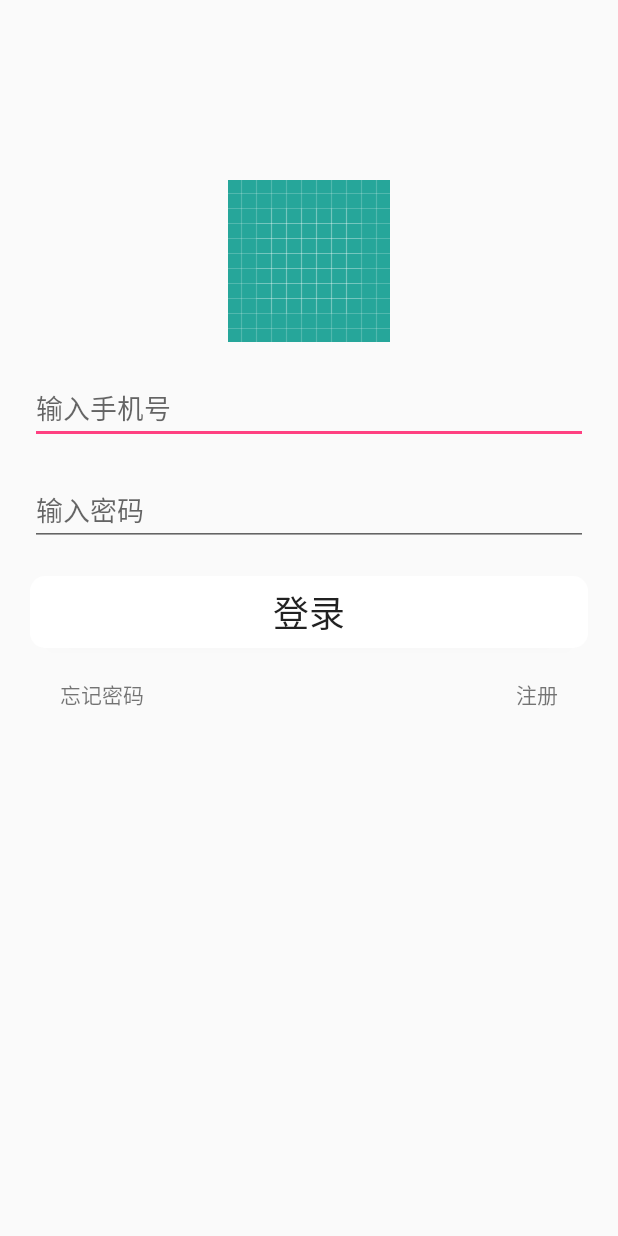
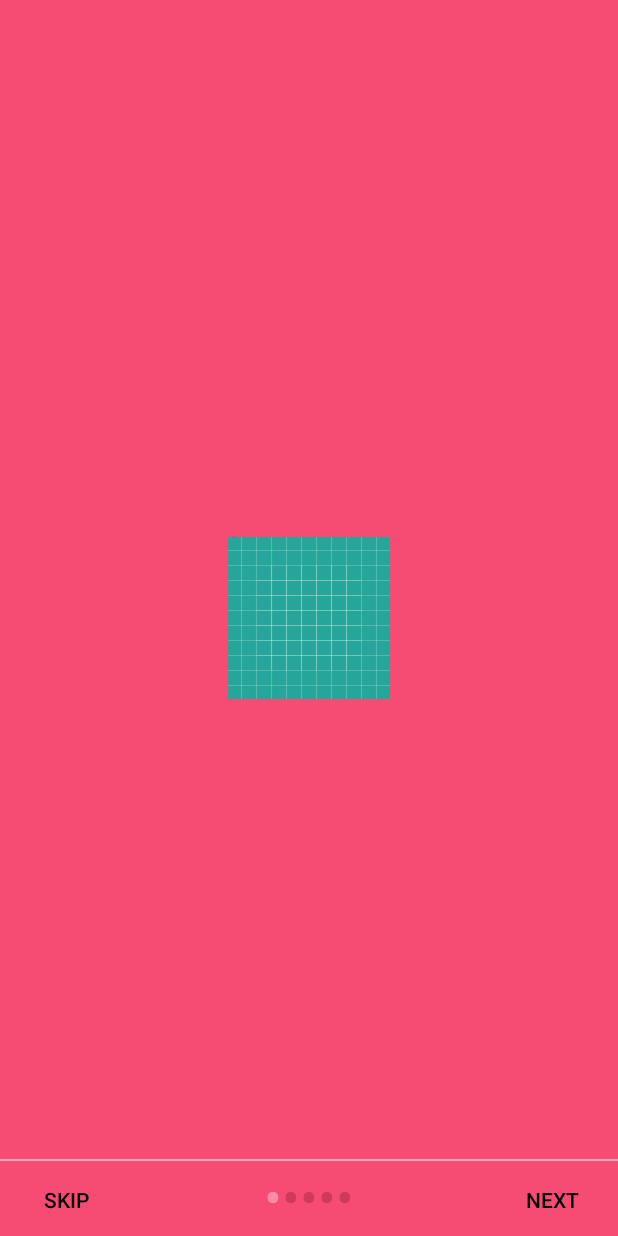
Before and after one commit to Peng-sky/Express, an Android app: the screen it shows after launch (LoginActivity before the commit, WelcomeActivity after it), on a phone screen of 412 x 824 dp. Run offline under Robolectric (Android 15) with nearby library versions, the phone set to English and light mode, and no system bars.

Commit message:
欢迎页面

```diff
--- a/app/src/main/AndroidManifest.xml
+++ b/app/src/main/AndroidManifest.xml
@@ -23,7 +23,7 @@
         android:roundIcon="@mipmap/ic_launcher_round"
         android:supportsRtl="true"
         android:theme="@style/AppTheme">
-        <activity android:name=".Activity.LoginActivity">
+        <activity android:name=".Activity.WelcomeActivity">
             <intent-filter>
                 <action android:name="android.intent.action.MAIN" />
 
@@ -40,6 +40,8 @@
         <activity android:name=".Activity.RegisterActivity"/>
         <activity android:name=".Activity.WriteUserInfoActivity"/>
         <activity android:name=".Activity.FreightActivity"/>
+        <activity android:name=".Activity.AdActivity"/>
+        <activity android:name=".Activity.LoginActivity"/>
 
         <service android:name=".Service.PushService"
             android:exported="true"
--- a/app/src/main/java/com/example/peng/express/Activity/LoginActivity.java
+++ b/app/src/main/java/com/example/peng/express/Activity/LoginActivity.java
@@ -162,6 +162,7 @@ public class LoginActivity extends AppCompatActivity implements View.OnClickList
                 Intent intent = new Intent(LoginActivity.this,MainActivity.class);
                 startActivity(intent);
                 Toast.makeText(LoginActivity.this,"登录成功",Toast.LENGTH_SHORT).show();
+
                 finish();
                 break;
             case R.id.tv_forget_password:
--- /dev/null
+++ b/app/src/main/java/com/example/peng/express/Activity/PrefManager.java
@@ -0,0 +1,34 @@
+package com.example.peng.express.Activity;
+
+import android.content.Context;
+import android.content.SharedPreferences;
+
+
+
+public class PrefManager { SharedPreferences pref;
+    SharedPreferences.Editor editor;
+    Context _context;
+
+    int PRIVATE_MODE = 0;
+
+    //SharedPreferences 文件名
+    private static final String PREF_NAME = "intro_slider";
+
+    private static final String IS_FIRST_TIME_LAUNCH = "IsFirstTimeLaunch";
+
+    public PrefManager(Context context){
+        this._context = context;
+        pref = _context.getSharedPreferences(PREF_NAME,PRIVATE_MODE);
+        editor = pref.edit();
+    }
+
+    public void setFirstTimeLaunch(boolean isFirstTime){
+        editor.putBoolean(IS_FIRST_TIME_LAUNCH, isFirstTime);
+        editor.commit();
+    }
+
+    public boolean isFirstTimeLaunch(){
+        return pref.getBoolean(IS_FIRST_TIME_LAUNCH, true);
+    }
+
+}
--- /dev/null
+++ b/app/src/main/java/com/example/peng/express/Activity/WelcomeActivity.java
@@ -0,0 +1,211 @@
+package com.example.peng.express.Activity;
+
+import android.content.Context;
+import android.content.Intent;
+import android.graphics.Color;
+import android.os.Build;
+import android.os.Bundle;
+import android.os.Handler;
+import android.os.Message;
+import android.preference.Preference;
+import android.support.v4.view.PagerAdapter;
+import android.support.v4.view.ViewPager;
+import android.support.v7.app.AppCompatActivity;
+import android.text.Html;
+import android.view.LayoutInflater;
+import android.view.View;
+import android.view.ViewGroup;
+import android.view.Window;
+import android.view.WindowManager;
+import android.widget.Button;
+import android.widget.LinearLayout;
+import android.widget.TextView;
+
+import com.example.peng.express.R;
+
+
+public class WelcomeActivity extends AppCompatActivity {
+
+    private ViewPager viewPager;
+    private MyViewPagerAdapter myViewPagerAdapter;
+    private LinearLayout dotsLayout;
+    private TextView[] dots;
+    private int[] layouts;
+    private Button btnSkip,btnNext;
+    private PrefManager prefManager;
+
+    @Override
+    protected void onCreate(Bundle savedInstanceState) {
+        super.onCreate(savedInstanceState);
+
+        //在setContentView()前检查是否第一次运行
+        prefManager = new PrefManager(this);
+        if(!prefManager.isFirstTimeLaunch()){
+            launchHomeScreen();
+            finish();
+        }
+
+        //让状态栏透明
+        if(Build.VERSION.SDK_INT >= 21){
+            getWindow().getDecorView().setSystemUiVisibility(View.SYSTEM_UI_FLAG_LAYOUT_STABLE|View.SYSTEM_UI_FLAG_LAYOUT_FULLSCREEN);
+        }
+
+        setContentView(R.layout.activity_welcome);
+
+        viewPager = (ViewPager)findViewById(R.id.view_pager);
+        dotsLayout = (LinearLayout)findViewById(R.id.layoutDots);
+        btnNext = (Button) findViewById(R.id.btn_next);
+        btnSkip = (Button) findViewById(R.id.btn_skip);
+
+        //添加欢迎页面
+        layouts = new int[]{
+                R.layout.wejm1,
+                R.layout.wejm2,
+                R.layout.wejm3,
+                R.layout.wejm4,
+                R.layout.wejm5
+        };
+        //添加点
+        addBottomDots(0);
+
+        //让状态栏透明
+        changeStatusBarColor();
+
+        myViewPagerAdapter = new MyViewPagerAdapter();
+        viewPager.setAdapter(myViewPagerAdapter);
+        viewPager.addOnPageChangeListener(viewPagerPageChangeListener);
+
+        btnSkip.setOnClickListener(new View.OnClickListener() {
+            @Override
+            public void onClick(View v) {
+                launchHomeScreen();
+            }
+        });
+
+        btnNext.setOnClickListener(new View.OnClickListener() {
+            @Override
+            public void onClick(View v) {
+                int current = getItem(+1);
+                if(current < layouts.length){
+                    viewPager.setCurrentItem(current);
+                }else{
+                    launchHomeScreen();
+                }
+            }
+        });
+
+    }
+
+    private void addBottomDots(int currentPage){
+        dots = new TextView[layouts.length];
+
+        int[] colorsActive = getResources().getIntArray(R.array.array_dot_active);
+        int[] colorsInactive = getResources().getIntArray(R.array.array_dot_inactive);
+
+        dotsLayout.removeAllViews();
+        for(int i = 0; i < dots.length; i++){
+            dots[i] = new TextView(this);
+            dots[i].setText(Html.fromHtml("&#8226;"));//圆点
+            dots[i].setTextSize(35);
+            dots[i].setTextColor(colorsInactive[currentPage]);
+            dotsLayout.addView(dots[i]);
+        }
+
+        if(dots.length > 0){
+            dots[currentPage].setTextColor(colorsActive[currentPage]);
+        }
+    }
+
+    private int getItem(int i){
+        return viewPager.getCurrentItem() + i;
+    }
+
+    private void launchHomeScreen(){
+        prefManager.setFirstTimeLaunch(false);
+        startActivity(new Intent(this,AdActivity.class));
+        finish();
+    }
+
+    /**
+     * 让状态栏变透明
+     */
+    private void changeStatusBarColor(){
+        if(Build.VERSION.SDK_INT >= Build.VERSION_CODES.LOLLIPOP){
+            Window window = getWindow();
+            window.addFlags(WindowManager.LayoutParams.FLAG_DRAWS_SYSTEM_BAR_BACKGROUNDS);
+            window.setStatusBarColor(Color.TRANSPARENT);
+        }
+    }
+
+    ViewPager.OnPageChangeListener viewPagerPageChangeListener = new ViewPager.OnPageChangeListener(){
+
+        @Override
+        public void onPageScrolled(int position, float positionOffset, int positionOffsetPixels) {
+
+        }
+
+        @Override
+        public void onPageSelected(int position) {
+            addBottomDots(position);
+
+            //改变下一步按钮text  “NEXT”或“GOT IT”
+            if(position == layouts.length - 1){
+                btnNext.setText(getString(R.string.start));
+                btnSkip.setVisibility(View.GONE);
+            }else{
+                btnNext.setText(getString(R.string.next));
+                btnSkip.setVisibility(View.VISIBLE);
+            }
+        }
+
+        @Override
+        public void onPageScrollStateChanged(int state) {
+
+        }
+    };
+
+    public class MyViewPagerAdapter extends PagerAdapter {
+
+        private LayoutInflater layoutInflater;
+
+        public MyViewPagerAdapter(){}
+
+        @Override
+        public Object instantiateItem(ViewGroup container, int position) {
+            layoutInflater = (LayoutInflater) getSystemService(Context.LAYOUT_INFLATER_SERVICE);
+
+            View view = layoutInflater.inflate(layouts[position],container,false);
+            container.addView(view);
+            return view;
+        }
+
+        @Override
+        public int getCount() {
+            return layouts.length;
+        }
+
+        @Override
+        public boolean isViewFromObject(View view, Object object) {
+            return view == object;
+        }
+
+        @Override
+        public void destroyItem(ViewGroup container, int position, Object object) {
+            View view = (View)object;
+            container.removeView(view);
+        }
+        private Handler handler = new Handler() {
+            @Override
+            public void handleMessage(Message msg) {
+                getHome();
+                super.handleMessage(msg);
+            }
+        };
+
+        public void getHome(){
+            Intent intent = new Intent(WelcomeActivity.this, AdActivity.class);
+            startActivity(intent);
+            finish();
+        }
+    }
+}
--- /dev/null
+++ b/app/src/main/res/layout/activity_welcome.xml
@@ -0,0 +1,49 @@
+<?xml version="1.0" encoding="utf-8"?>
+<RelativeLayout xmlns:android="http://schemas.android.com/apk/res/android"
+    xmlns:tools="http://schemas.android.com/tools"
+    android:layout_width="match_parent"
+    android:layout_height="match_parent"
+    tools:context=".Activity.WelcomeActivity">
+
+    <android.support.v4.view.ViewPager
+        android:id="@+id/view_pager"
+        android:layout_width="match_parent"
+        android:layout_height="match_parent" />
+
+    <LinearLayout
+        android:id="@+id/layoutDots"
+        android:layout_width="match_parent"
+        android:layout_height="@dimen/dots_height"
+        android:gravity="center"
+        android:layout_alignParentBottom="true"
+        android:layout_marginBottom="@dimen/dots_margin_bottom"
+        android:orientation="horizontal"></LinearLayout>
+
+    <View
+        android:layout_width="match_parent"
+        android:layout_height="1dp"
+        android:layout_above="@id/layoutDots"
+        android:alpha=".5"
+        android:background="@android:color/white" />
+
+    <Button
+        android:id="@+id/btn_skip"
+        android:layout_width="wrap_content"
+        android:layout_height="wrap_content"
+        android:layout_alignParentBottom="true"
+        android:layout_alignParentLeft="true"
+        android:background="@null"
+        android:text="SKIP"
+        android:textColor="@android:color/black" />
+
+    <Button
+        android:id="@+id/btn_next"
+        android:layout_width="wrap_content"
+        android:layout_height="wrap_content"
+        android:layout_alignParentBottom="true"
+        android:layout_alignParentRight="true"
+        android:background="@null"
+        android:text="NEXT"
+        android:textColor="@android:color/black" />
+
+</RelativeLayout>
--- /dev/null
+++ b/app/src/main/res/layout/wejm1.xml
@@ -0,0 +1,21 @@
+<?xml version="1.0" encoding="utf-8"?>
+<RelativeLayout xmlns:android="http://schemas.android.com/apk/res/android"
+    android:layout_width="match_parent"
+    android:layout_height="match_parent"
+    android:background="@color/bg_screen1">
+
+    <LinearLayout
+        android:layout_width="wrap_content"
+        android:layout_height="wrap_content"
+        android:layout_centerInParent="true"
+        android:gravity="center">
+
+
+
+        <ImageView
+            android:layout_width="match_parent"
+            android:layout_height="match_parent"
+            android:scaleType="fitXY"
+            android:src="@drawable/ic_launcher_background" />
+    </LinearLayout>
+</RelativeLayout>
--- a/app/src/main/res/values/colors.xml
+++ b/app/src/main/res/values/colors.xml
@@ -6,4 +6,39 @@
     <color name="colorGrey">#ffffff</color>
     <color name="home_bottom">#39acfc</color>
     <color name="bg">#ebebeb</color>
+    <!-- Screens background color-->
+    <color name="bg_screen1">#f64c73</color>
+    <color name="bg_screen2">#20d2bb</color>
+    <color name="bg_screen3">#3395ff</color>
+    <color name="bg_screen4">#c873f4</color>
+    <color name="bg_screen5">#f59825</color>
+    <!-- dots inactive colors -->
+    <color name="dot_dark_screen1">#d1395c</color>
+    <color name="dot_dark_screen2">#14a895</color>
+    <color name="dot_dark_screen3">#2278d4</color>
+    <color name="dot_dark_screen4">#a854d4</color>
+    <color name="dot_dark_screen5">#f57f17</color>
+
+    <!-- dots active colors -->
+    <color name="dot_light_screen1">#f98da5</color>
+    <color name="dot_light_screen2">#8cf9eb</color>
+    <color name="dot_light_screen3">#93c6fd</color>
+    <color name="dot_light_screen4">#e4b5fc</color>
+    <color name="dot_light_screen5">#fbc02d</color>
+
+    <array name="array_dot_active">
+        <item>@color/dot_light_screen1</item>
+        <item>@color/dot_light_screen2</item>
+        <item>@color/dot_light_screen3</item>
+        <item>@color/dot_light_screen4</item>
+        <item>@color/dot_light_screen5</item>
+    </array>
+
+    <array name="array_dot_inactive">
+        <item>@color/dot_dark_screen1</item>
+        <item>@color/dot_dark_screen2</item>
+        <item>@color/dot_dark_screen3</item>
+        <item>@color/dot_dark_screen4</item>
+        <item>@color/dot_dark_screen5</item>
+    </array>
 </resources>
--- a/app/src/main/res/values/dimen.xml
+++ b/app/src/main/res/values/dimen.xml
@@ -3,4 +3,6 @@
     <dimen name="textSize">16sp</dimen>
     <dimen name="mark">30dp</dimen>
     <dimen name="main_height">70dp</dimen>
+    <dimen name="dots_height">30dp</dimen>
+    <dimen name="dots_margin_bottom">20dp</dimen>
 </resources>
--- a/app/src/main/res/values/strings.xml
+++ b/app/src/main/res/values/strings.xml
@@ -4,4 +4,11 @@
     <string name="password_hint">输入密码</string>
     <string name="text_commit">预约时间:  8:00-17:00，逾时次日服务</string>
     <string name="PUA">  请选择省-市-区</string>
+
+    <string name="package_name_text">包名:com.example.peng.express</string>
+
+    <string name="title_activity_welcome">Home Screen</string>
+    <string name="next">NEXT</string>
+    <string name="skip">SKIP</string>
+    <string name="start">GOT IT</string>
 </resources>
--- a/gradle.properties
+++ b/gradle.properties
@@ -7,8 +7,10 @@
 # Specifies the JVM arguments used for the daemon process.
 # The setting is particularly useful for tweaking memory settings.
 org.gradle.jvmargs=-Xmx1536m
+
 # When configured, Gradle will run in incubating parallel mode.
 # This option should only be used with decoupled projects. More details, visit
 # http://www.gradle.org/docs/current/userguide/multi_project_builds.html#sec:decoupled_projects
 # org.gradle.parallel=true
+android.enableAapt2=true
 android.useDeprecatedNdk=true
```
Also changed, not shown: app/src/main/java/com/example/peng/express/Activity/AdActivity.java (added, +54 -0 lines), app/src/main/java/com/example/peng/express/Activity/MyView.java (added, +21 -0 lines), app/src/main/res/layout/activity_ad.xml (added, +15 -0 lines), app/src/main/res/layout/wejm2.xml (added, +21 -0 lines), app/src/main/res/layout/wejm3.xml (added, +20 -0 lines), app/src/main/res/layout/wejm4.xml (added, +20 -0 lines), app/src/main/res/layout/wejm5.xml (added, +20 -0 lines).
